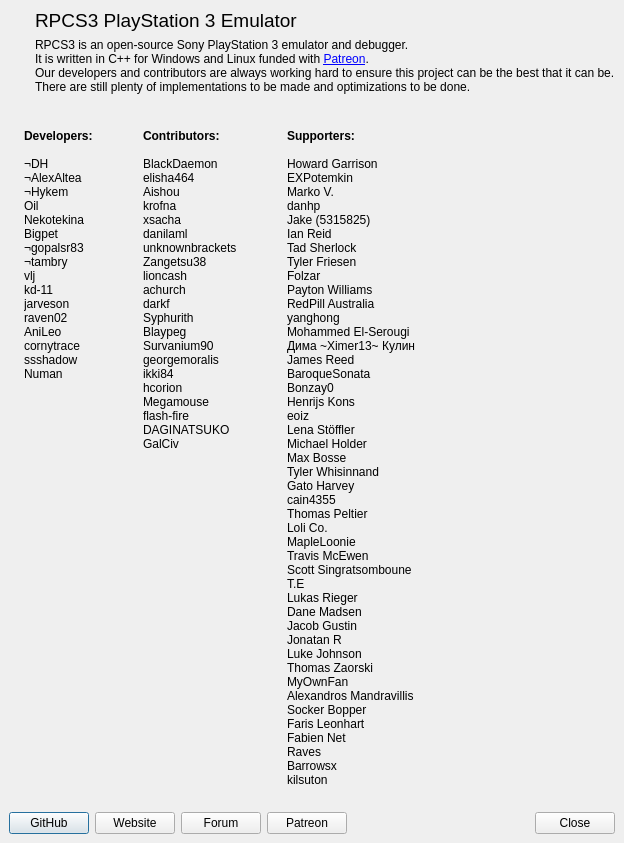
Qt form rpcs3/rpcs3qt/about_dialog.ui (RPCS3/rpcs3) before a commit.
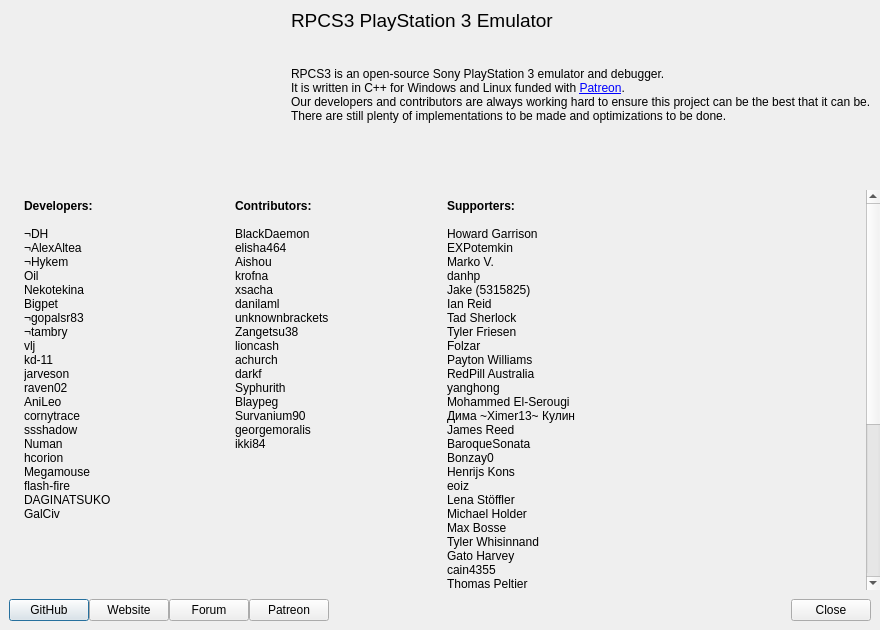
The same form after that commit. Icons and pictures are not drawn.

Commit message:
[Qt] add scrollbar to about dialog (#3417)
* Qt: add scrollbar to about dialog

* move contributors

The edit to the form file:
```diff
--- a/rpcs3/rpcs3qt/about_dialog.ui
+++ b/rpcs3/rpcs3qt/about_dialog.ui
@@ -6,16 +6,10 @@
    <rect>
     <x>0</x>
     <y>0</y>
-    <width>609</width>
-    <height>799</height>
+    <width>880</width>
+    <height>630</height>
    </rect>
   </property>
-  <property name="sizePolicy">
-   <sizepolicy hsizetype="Preferred" vsizetype="Preferred">
-    <horstretch>0</horstretch>
-    <verstretch>0</verstretch>
-   </sizepolicy>
-  </property>
   <property name="windowTitle">
    <string>About RPCS3</string>
   </property>
@@ -24,6 +18,9 @@
     <normaloff>:/rpcs3.ico</normaloff>:/rpcs3.ico</iconset>
   </property>
   <layout class="QVBoxLayout" name="verticalLayout_3">
+   <property name="spacing">
+    <number>0</number>
+   </property>
    <property name="leftMargin">
     <number>0</number>
    </property>
@@ -38,6 +35,12 @@
    </property>
    <item>
     <widget class="QWidget" name="header_section" native="true">
+     <property name="sizePolicy">
+      <sizepolicy hsizetype="Preferred" vsizetype="Preferred">
+       <horstretch>0</horstretch>
+       <verstretch>0</verstretch>
+      </sizepolicy>
+     </property>
      <layout class="QHBoxLayout" name="horizontalLayout_2">
       <item>
        <widget class="QWidget" name="widget_2" native="true">
@@ -89,10 +92,13 @@
            <property name="orientation">
             <enum>Qt::Vertical</enum>
            </property>
+           <property name="sizeType">
+            <enum>QSizePolicy::MinimumExpanding</enum>
+           </property>
            <property name="sizeHint" stdset="0">
             <size>
              <width>20</width>
-             <height>40</height>
+             <height>0</height>
             </size>
            </property>
           </spacer>
@@ -173,23 +179,51 @@
     </widget>
    </item>
    <item>
-    <layout class="QHBoxLayout" name="horizontalLayout_3" stretch="0,0,0,0">
-     <property name="spacing">
-      <number>50</number>
+    <widget class="QScrollArea" name="name_section">
+     <property name="sizePolicy">
+      <sizepolicy hsizetype="Expanding" vsizetype="Preferred">
+       <horstretch>0</horstretch>
+       <verstretch>0</verstretch>
+      </sizepolicy>
+     </property>
+     <property name="minimumSize">
+      <size>
+       <width>0</width>
+       <height>400</height>
+      </size>
+     </property>
+     <property name="frameShape">
+      <enum>QFrame::NoFrame</enum>
+     </property>
+     <property name="verticalScrollBarPolicy">
+      <enum>Qt::ScrollBarAlwaysOn</enum>
+     </property>
+     <property name="sizeAdjustPolicy">
+      <enum>QAbstractScrollArea::AdjustToContents</enum>
+     </property>
+     <property name="widgetResizable">
+      <bool>true</bool>
+     </property>
+     <widget class="QWidget" name="names">
+      <property name="geometry">
+       <rect>
+        <x>0</x>
+        <y>0</y>
+        <width>863</width>
+        <height>1013</height>
+       </rect>
+      </property>
+      <layout class="QHBoxLayout" name="horizontalLayout_3" stretch="1,1,1,1">
+       <property name="sizeConstraint">
+        <enum>QLayout::SetMinimumSize</enum>
      </property>
      <property name="leftMargin">
       <number>24</number>
      </property>
-     <property name="rightMargin">
-      <number>0</number>
-     </property>
-     <property name="bottomMargin">
-      <number>10</number>
-     </property>
      <item>
       <widget class="QLabel" name="label_4">
        <property name="text">
-        <string>&lt;p&gt;&lt;b&gt;Developers:&lt;/b&gt;&lt;br&gt;&lt;br&gt;¬DH&lt;br&gt;¬AlexAltea&lt;br&gt;¬Hykem&lt;br&gt;Oil&lt;br&gt;Nekotekina&lt;br&gt;Bigpet&lt;br&gt;¬gopalsr83&lt;br&gt;¬tambry&lt;br&gt;vlj&lt;br&gt;kd-11&lt;br&gt;jarveson&lt;br&gt;raven02&lt;br&gt;AniLeo&lt;br&gt;cornytrace&lt;br&gt;ssshadow&lt;br&gt;Numan&lt;/p&gt;</string>
+          <string>&lt;p&gt;&lt;b&gt;Developers:&lt;/b&gt;&lt;br&gt;&lt;br&gt;¬DH&lt;br&gt;¬AlexAltea&lt;br&gt;¬Hykem&lt;br&gt;Oil&lt;br&gt;Nekotekina&lt;br&gt;Bigpet&lt;br&gt;¬gopalsr83&lt;br&gt;¬tambry&lt;br&gt;vlj&lt;br&gt;kd-11&lt;br&gt;jarveson&lt;br&gt;raven02&lt;br&gt;AniLeo&lt;br&gt;cornytrace&lt;br&gt;ssshadow&lt;br&gt;Numan&lt;br&gt;hcorion&lt;br&gt;Megamouse&lt;br&gt;flash-fire&lt;br&gt;DAGINATSUKO&lt;br&gt;GalCiv&lt;/p&gt;</string>
        </property>
        <property name="scaledContents">
         <bool>false</bool>
@@ -202,7 +236,7 @@
      <item>
       <widget class="QLabel" name="label_8">
        <property name="text">
-        <string>&lt;p&gt;&lt;b&gt;Contributors:&lt;/b&gt;&lt;br&gt;&lt;br&gt;BlackDaemon&lt;br&gt;elisha464&lt;br&gt;Aishou&lt;br&gt;krofna&lt;br&gt;xsacha&lt;br&gt;danilaml&lt;br&gt;unknownbrackets&lt;br&gt;Zangetsu38&lt;br&gt;lioncash&lt;br&gt;achurch&lt;br&gt;darkf&lt;br&gt;Syphurith&lt;br&gt;Blaypeg&lt;br&gt;Survanium90&lt;br&gt;georgemoralis&lt;br&gt;ikki84&lt;br&gt;hcorion&lt;br&gt;Megamouse&lt;br&gt;flash-fire&lt;br&gt;DAGINATSUKO&lt;br&gt;GalCiv&lt;/p&gt;</string>
+          <string>&lt;p&gt;&lt;b&gt;Contributors:&lt;/b&gt;&lt;br&gt;&lt;br&gt;BlackDaemon&lt;br&gt;elisha464&lt;br&gt;Aishou&lt;br&gt;krofna&lt;br&gt;xsacha&lt;br&gt;danilaml&lt;br&gt;unknownbrackets&lt;br&gt;Zangetsu38&lt;br&gt;lioncash&lt;br&gt;achurch&lt;br&gt;darkf&lt;br&gt;Syphurith&lt;br&gt;Blaypeg&lt;br&gt;Survanium90&lt;br&gt;georgemoralis&lt;br&gt;ikki84&lt;/p&gt;</string>
        </property>
        <property name="alignment">
         <set>Qt::AlignLeading|Qt::AlignLeft|Qt::AlignTop</set>
@@ -224,15 +258,20 @@
        <property name="orientation">
         <enum>Qt::Horizontal</enum>
        </property>
+         <property name="sizeType">
+          <enum>QSizePolicy::MinimumExpanding</enum>
+         </property>
        <property name="sizeHint" stdset="0">
         <size>
-         <width>40</width>
+           <width>0</width>
          <height>20</height>
         </size>
        </property>
       </spacer>
      </item>
     </layout>
+     </widget>
+    </widget>
    </item>
    <item>
     <layout class="QHBoxLayout" name="horizontalLayout">
```
Left out of the diff: 24 changed lines with no effect on the pictures. Lines whose indentation alone changed are shown as unchanged.
